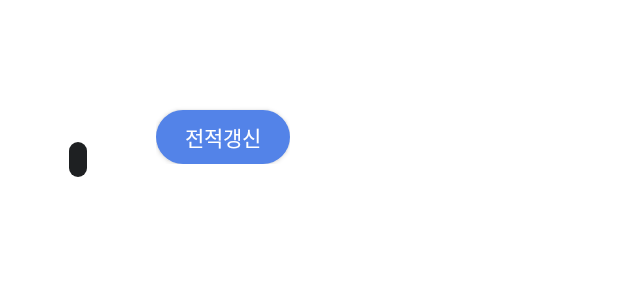
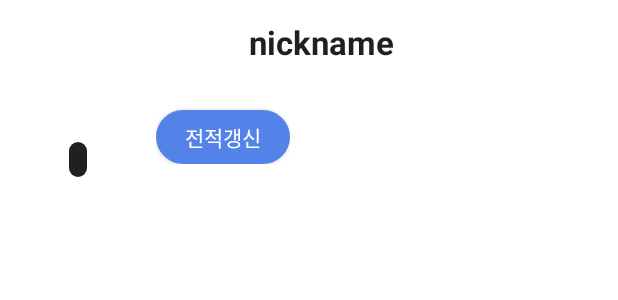
Before and after one commit to KimBooHyeon/Summoner, an Android app: the layout activity_summoner.xml on its own in the app's theme, with its tools: preview values and no code run, on a phone screen of 412 x 824 dp. Shown: the top 300 px of the screen. Run offline under Robolectric (Android 15) with nearby library versions, the phone set to English and light mode, and no system bars; network calls fail.

Commit message:
fix: toolbar animation 수정

```diff
--- a/app/src/main/java/com/opgg/summoner/ui/SummonerActivity.kt
+++ b/app/src/main/java/com/opgg/summoner/ui/SummonerActivity.kt
@@ -1,10 +1,13 @@
 package com.opgg.summoner.ui
 
+import android.view.View
 import androidx.activity.viewModels
+import com.google.android.material.appbar.AppBarLayout
 import com.opgg.summoner.R
 import com.opgg.summoner.adapter.LeagueAdapter
 import com.opgg.summoner.databinding.ActivitySummonerBinding
 import dagger.hilt.android.AndroidEntryPoint
+import kotlin.math.abs
 
 @AndroidEntryPoint
 class SummonerActivity : BindingActivity<ActivitySummonerBinding>(R.layout.activity_summoner) {
@@ -17,6 +20,9 @@ class SummonerActivity : BindingActivity<ActivitySummonerBinding>(R.layout.activ
 
     override fun init() {
         binding.layoutHeader.listLeague.adapter = adapter
+        binding.appbar.addOnOffsetChangedListener(AppBarLayout.OnOffsetChangedListener { appBarLayout, verticalOffset ->
+            binding.tvToolbarTitle.visibility = if (abs(verticalOffset) != appBarLayout.totalScrollRange) View.INVISIBLE else View.VISIBLE
+        })
 
         vm.getSummonerInfo("Genetory")
             .subscribe({
@@ -25,10 +31,5 @@ class SummonerActivity : BindingActivity<ActivitySummonerBinding>(R.layout.activ
                     adapter.addItem(league)
                 }
             }, { t -> t.printStackTrace() })
-        /*vm.leagues.observe(this, Observer {
-            it.forEach { league ->
-                adapter.addItem(league)
-            }
-        })*/
     }
 }
--- a/app/src/main/res/layout/activity_summoner.xml
+++ b/app/src/main/res/layout/activity_summoner.xml
@@ -1,6 +1,7 @@
 <?xml version="1.0" encoding="utf-8"?>
 <layout xmlns:android="http://schemas.android.com/apk/res/android"
-    xmlns:app="http://schemas.android.com/apk/res-auto">
+    xmlns:app="http://schemas.android.com/apk/res-auto"
+    xmlns:tools="http://schemas.android.com/tools">
 
     <data>
         <variable
@@ -10,9 +11,11 @@
 
     <androidx.coordinatorlayout.widget.CoordinatorLayout
         android:layout_width="match_parent"
-        android:layout_height="match_parent">
+        android:layout_height="match_parent"
+        android:fitsSystemWindows="true">
 
         <com.google.android.material.appbar.AppBarLayout
+            android:id="@+id/appbar"
             android:layout_width="match_parent"
             android:layout_height="wrap_content"
             android:fitsSystemWindows="true"
@@ -20,15 +23,12 @@
 
             <com.google.android.material.appbar.CollapsingToolbarLayout
                 android:layout_width="match_parent"
-                android:layout_height="251dp"
-                app:contentScrim="@android:color/white"
-                app:expandedTitleTextAppearance="@android:color/transparent"
+                android:layout_height="wrap_content"
+                android:fitsSystemWindows="true"
+                app:contentScrim="@color/white"
+                app:scrimAnimationDuration="100"
                 app:layout_scrollFlags="scroll|exitUntilCollapsed">
 
-                <androidx.appcompat.widget.AppCompatTextView
-                    android:layout_width="match_parent"
-                    android:layout_height="wrap_content"
-                    android:text="@{vm.name}"/>
                 <include
                     android:id="@+id/layout_header"
                     layout="@layout/layer_header"
@@ -40,18 +40,19 @@
                 <androidx.appcompat.widget.Toolbar
                     android:layout_width="match_parent"
                     android:layout_height="?attr/actionBarSize"
-                    app:contentInsetEnd="0dp"
-                    app:contentInsetLeft="0dp"
-                    app:contentInsetRight="0dp"
-                    app:contentInsetStart="0dp"
-                    app:layout_collapseMode="pin"
-                    app:popupTheme="@style/ThemeOverlay.AppCompat.Light">
+                    app:title="@{vm.name}"
+                    app:layout_collapseMode="pin">
 
-                    <androidx.appcompat.widget.AppCompatTextView
+                    <TextView
+                        android:id="@+id/tv_toolbar_title"
                         android:layout_width="match_parent"
                         android:layout_height="match_parent"
                         android:gravity="center"
-                        android:text="toolbar" />
+                        android:text="@{vm.name}"
+                        android:textColor="@color/dark_grey"
+                        android:textSize="22sp"
+                        android:textStyle="bold"
+                        tools:text="nickname" />
                 </androidx.appcompat.widget.Toolbar>
             </com.google.android.material.appbar.CollapsingToolbarLayout>
         </com.google.android.material.appbar.AppBarLayout>
```
